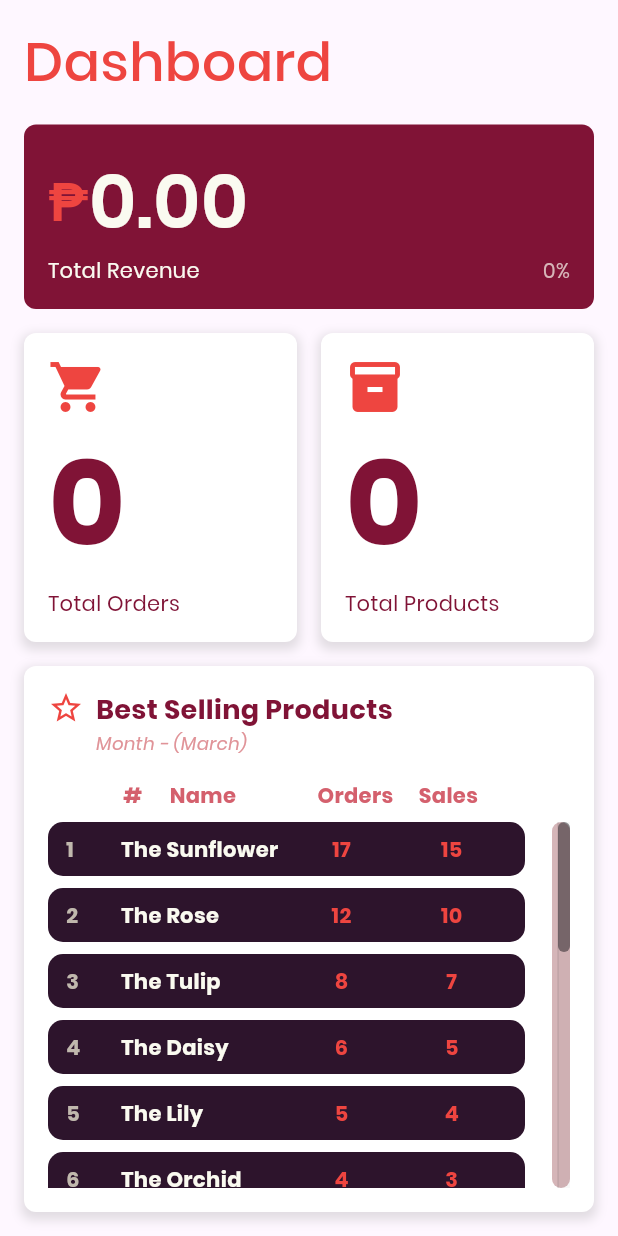
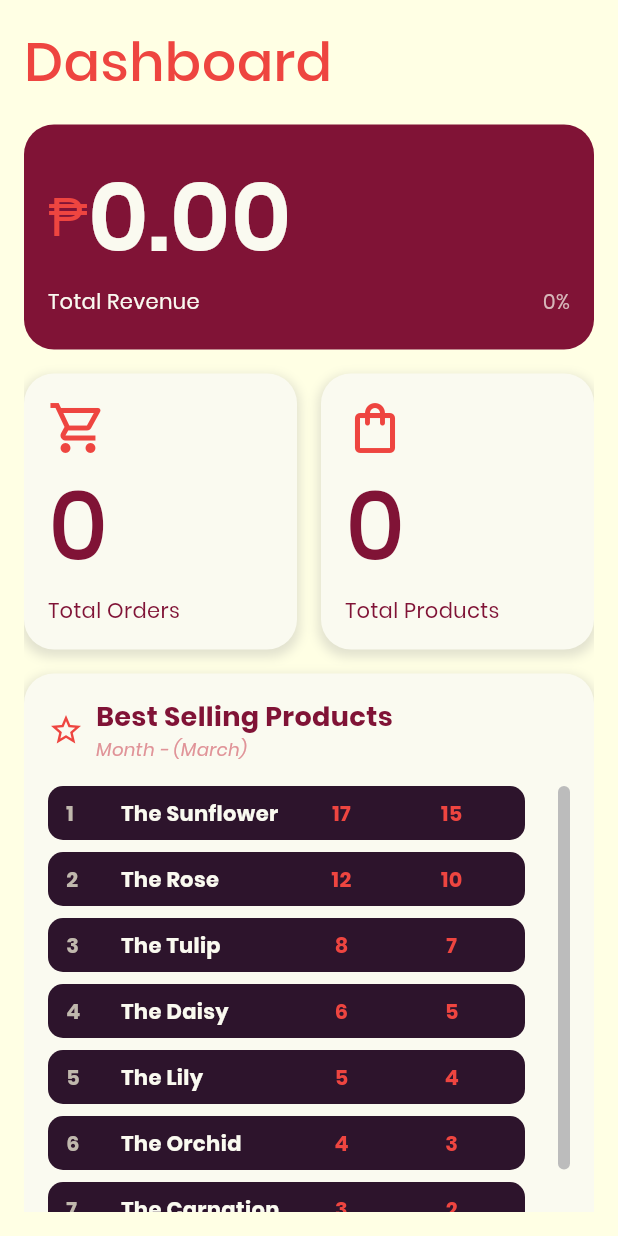
Before and after one commit to thisDain/app_veiled_frames, a Flutter app: the ArtistDashboard screen opened directly, on a phone screen of 412 x 824 dp. Run offline on Flutter 3.47's test engine with Material 3 defaults, Android fonts, the phone set to English and light mode, and no system bars; our stand-ins replace flutter_dotenv, flutter_secure_storage, logger, supabase_flutter; accounts and stored records are empty.

Commit message:
emp_dashboard

```diff
--- a/lib/features/employee/views/employee_dashboard.dart
+++ b/lib/features/employee/views/employee_dashboard.dart
@@ -13,14 +13,15 @@ class _ArtistDashboardState extends State<ArtistDashboard> {
   String revenueChange = '0%';
   int totalOrders = 0;
   int totalProducts = 0;
-  final ScrollController _scrollController =
-      ScrollController(); // Create controller
+  final ScrollController _scrollController = ScrollController();
 
   @override
   Widget build(BuildContext context) {
     return Scaffold(
+      backgroundColor: AppColors.white,
       body: Padding(
         padding: const EdgeInsets.all(16.0),
+        child: SingleChildScrollView(
           child: Column(
             crossAxisAlignment: CrossAxisAlignment.start,
             children: [
@@ -37,125 +38,15 @@ class _ArtistDashboardState extends State<ArtistDashboard> {
               SizedBox(height: 16),
               _ordersAndProductsRow(totalOrders, totalProducts),
               SizedBox(height: 16),
-            Expanded(child: _bestSellingProductsCard()),
+              _bestSellingProductsCard(), // Removed Expanded here
             ],
+          ),
         ),
       ),
     );
   }
 
-  Widget _revenueCard(String totalRevenue, String revenueChange) {
-    return Container(
-      padding: EdgeInsets.all(16),
-      decoration: BoxDecoration(
-        color: Color(0xFF801336),
-        borderRadius: BorderRadius.circular(8),
-      ),
-      child: Column(
-        crossAxisAlignment: CrossAxisAlignment.start,
-        children: [
-          Row(
-            children: [
-              Text(
-                '₱',
-                style: TextStyle(
-                  fontWeight: FontWeight.w600,
-                  fontSize: 36,
-                  color: Color(0xFFEE4540),
-                ),
-              ),
-              Text(
-                totalRevenue,
-                style: TextStyle(
-                  fontSize: 50,
-                  fontWeight: FontWeight.w600,
-                  color: Color(0xFFFAFAF0),
-                ),
-              ),
-            ],
-          ),
-          Row(
-            mainAxisAlignment: MainAxisAlignment.spaceBetween,
-            children: [
-              Text(
-                'Total Revenue',
-                style: TextStyle(
-                  color: Color(0xFFFAFAF0),
-                  fontWeight: FontWeight.w400,
-                ),
-              ),
-              Text(revenueChange, style: TextStyle(color: Color(0xFFD6B5B8))),
-            ],
-          ),
-        ],
-      ),
-    );
-  }
-
-  Widget _ordersAndProductsRow(totalOrders, totalProducts) {
-    return Row(
-      children: [
-        Expanded(
-          child: _infoCard('Total Orders', '$totalOrders', Icons.shopping_cart),
-        ),
-        SizedBox(width: 16),
-        Expanded(
-          child: _infoCard(
-            'Total Products',
-            '$totalProducts',
-            Icons.inventory_2,
-          ),
-        ),
-      ],
-    );
-  }
-
-  Widget _infoCard(String title, String value, IconData icon) {
-    return Container(
-      padding: EdgeInsets.all(16),
-      decoration: BoxDecoration(
-        color: Colors.white,
-        borderRadius: BorderRadius.circular(8),
-        boxShadow: [
-          BoxShadow(
-            color: Colors.grey.withOpacity(0.3),
-            spreadRadius: 2,
-            blurRadius: 5,
-            offset: Offset(0, 3),
-          ),
-        ],
-      ),
-      child: Column(
-        crossAxisAlignment: CrossAxisAlignment.start,
-        children: [
-          // Icon
-          Align(
-            alignment: Alignment.centerLeft,
-            child: Icon(icon, size: 40, color: Color(0xFFEE4540)),
-          ),
-          Align(
-            alignment: Alignment.centerLeft,
-            child: Text(
-              value,
-              style: TextStyle(
-                fontSize: 80,
-                fontWeight: FontWeight.bold,
-                color: Color(0xFF801336),
-              ),
-            ),
-          ),
-          // Title (e.g., "Total Orders")
-          Align(
-            alignment: Alignment.centerLeft,
-            child: Text(title, style: TextStyle(color: Color(0xFF801336))),
-          ),
-        ],
-      ),
-    );
-  }
-
   Widget _bestSellingProductsCard() {
-    // Example data for the product rows
     final List<Map<String, String>> products = [
       {'name': 'The Sunflower', 'orders': '17', 'sales': '15'},
       {'name': 'The Rose', 'orders': '12', 'sales': '10'},
@@ -165,20 +56,13 @@ class _ArtistDashboardState extends State<ArtistDashboard> {
       {'name': 'The Orchid', 'orders': '4', 'sales': '3'},
       {'name': 'The Carnation', 'orders': '3', 'sales': '2'},
       {'name': 'The Iris', 'orders': '2', 'sales': '1'},
-      {'name': 'The Peony', 'orders': '1', 'sales': '1'},
-      {'name': 'The Hydrangea', 'orders': '1', 'sales': '1'},
-      {'name': 'The Lavender', 'orders': '1', 'sales': '1'},
-      {'name': 'The Marigold', 'orders': '1', 'sales': '1'},
-      {'name': 'The Poppy', 'orders': '1', 'sales': '1'},
-      {'name': 'The Snapdragon', 'orders': '1', 'sales': '1'},
-      {'name': 'The Zinnia', 'orders': '1', 'sales': '1'},
     ];
 
     return Container(
       padding: EdgeInsets.all(16),
       decoration: BoxDecoration(
-        color: Colors.white,
-        borderRadius: BorderRadius.circular(8),
+        color: AppColors.whiteShade,
+        borderRadius: BorderRadius.circular(20),
         boxShadow: [
           BoxShadow(
             color: Colors.grey.withOpacity(0.3),
@@ -192,7 +76,6 @@ class _ArtistDashboardState extends State<ArtistDashboard> {
         crossAxisAlignment: CrossAxisAlignment.start,
         children: [
           Row(
-            crossAxisAlignment: CrossAxisAlignment.start,
             children: [
               Icon(Icons.star_border, color: Color(0xFFEE4540)),
               SizedBox(width: 8),
@@ -205,17 +88,14 @@ class _ArtistDashboardState extends State<ArtistDashboard> {
                       fontSize: 18,
                       fontWeight: FontWeight.bold,
                       color: Color(0xFF801336),
-                      fontFamily: 'Poppins',
                     ),
                   ),
-                  SizedBox(height: 1),
                   Text(
                     'Month - (March)',
                     style: TextStyle(
                       fontWeight: FontWeight.w400,
                       fontSize: 12,
                       color: Color(0xFFE09398),
-                      fontFamily: 'Poppins',
                       fontStyle: FontStyle.italic,
                     ),
                   ),
@@ -224,105 +104,17 @@ class _ArtistDashboardState extends State<ArtistDashboard> {
             ],
           ),
           SizedBox(height: 16),
-          Padding(
-            padding: const EdgeInsets.symmetric(horizontal: 50.0),
-            child: Row(
-              children: [
-                Expanded(
-                  flex: 1,
-                  child: Text(
-                    '#',
-                    style: TextStyle(
-                      fontWeight: FontWeight.w700,
-                      color: Color(0xFFD4606D),
-                      fontFamily: 'Poppins',
-                    ),
-                    textAlign: TextAlign.start,
-                  ),
-                ),
-                Expanded(
-                  flex: 3,
-                  child: Text(
-                    'Name',
-                    style: TextStyle(
-                      fontWeight: FontWeight.w700,
-                      color: Color(0xFFD4606D),
-                      fontFamily: 'Poppins',
-                    ),
-                    textAlign: TextAlign.start,
-                  ),
-                ),
-                Expanded(
-                  flex: 2,
-                  child: Text(
-                    'Orders',
-                    style: TextStyle(
-                      fontWeight: FontWeight.w700,
-                      color: Color(0xFFD4606D),
-                      fontFamily: 'Poppins',
-                    ),
-                    textAlign: TextAlign.center,
-                  ),
-                ),
-                Expanded(
-                  flex: 2,
-                  child: Text(
-                    'Sales',
-                    style: TextStyle(
-                      fontWeight: FontWeight.w700,
-                      color: Color(0xFFD4606D),
-                      fontFamily: 'Poppins',
-                    ),
-                    textAlign: TextAlign.center,
-                  ),
-                ),
-              ],
-            ),
-          ),
-          SizedBox(height: 8),
-          // Use ListView for the product rows
-          Expanded(
-            child: Stack(
-              children: [
-                Positioned.fill(
-                  child: Align(
-                    alignment: Alignment.centerRight,
-                    child: Container(
-                      width: 12, // Width of the scrollbar background
-                      decoration: BoxDecoration(
-                        color:
-                            AppColors.rosewoodMauve, // Track background color
-                        borderRadius: BorderRadius.circular(
-                          6,
-                        ), // Adjust for rounded edges
-                      ),
-                    ),
-                  ),
-                ),
-                Scrollbar(
-                  thickness: 8, // Scrollbar thickness
-                  radius: const Radius.circular(10), // Rounded corners
-                  thumbVisibility: true, // Always visible
-                  interactive: true, // Draggable
-                  trackVisibility: true,
-                  scrollbarOrientation: ScrollbarOrientation.right,
+
+          // Scrollable ListView inside a SizedBox
+          SizedBox(
+            height: 300, // Set a fixed height
+            child: Scrollbar(
+              thickness: 8,
+              radius: const Radius.circular(10),
+              thumbVisibility: true,
               controller: _scrollController,
-                  child: Theme(
-                    data: ThemeData(
-                      scrollbarTheme: ScrollbarThemeData(
-                        thumbColor: WidgetStateProperty.all(
-                          AppColors.dustyBlush,
-                        ), // Change color here
-                        trackColor: WidgetStateProperty.all(
-                          AppColors.dustyBlush,
-                        ), // Track color
-                        trackVisibility: WidgetStateProperty.all(true),
-                      ),
-                    ),
               child: ListView.builder(
                 controller: _scrollController,
-                      shrinkWrap: true,
-                      physics: ClampingScrollPhysics(),
                 itemCount: products.length,
                 itemBuilder: (context, index) {
                   final product = products[index];
@@ -349,7 +141,6 @@ class _ArtistDashboardState extends State<ArtistDashboard> {
                               style: TextStyle(
                                 fontWeight: FontWeight.w700,
                                 color: Color(0xFFC0B8AD),
-                                      fontFamily: 'Poppins',
                               ),
                               textAlign: TextAlign.start,
                             ),
@@ -360,8 +151,7 @@ class _ArtistDashboardState extends State<ArtistDashboard> {
                               product['name']!,
                               style: TextStyle(
                                 fontWeight: FontWeight.bold,
-                                      color: Color(0xFFFAFAF0),
-                                      fontFamily: 'Poppins',
+                                color: AppColors.whiteShade,
                               ),
                               textAlign: TextAlign.start,
                             ),
@@ -373,7 +163,6 @@ class _ArtistDashboardState extends State<ArtistDashboard> {
                               style: TextStyle(
                                 fontWeight: FontWeight.w700,
                                 color: Color(0xFFEE4540),
-                                      fontFamily: 'Poppins',
                               ),
                               textAlign: TextAlign.center,
                             ),
@@ -385,7 +174,6 @@ class _ArtistDashboardState extends State<ArtistDashboard> {
                               style: TextStyle(
                                 fontWeight: FontWeight.w700,
                                 color: Color(0xFFEE4540),
-                                      fontFamily: 'Poppins',
                               ),
                               textAlign: TextAlign.center,
                             ),
@@ -400,6 +188,118 @@ class _ArtistDashboardState extends State<ArtistDashboard> {
           ),
         ],
       ),
+    );
+  }
+
+  Widget _revenueCard(String totalRevenue, String revenueChange) {
+    return Container(
+      height: 150,
+      padding: EdgeInsets.all(16),
+      decoration: BoxDecoration(
+        color: AppColors.plumRed,
+        borderRadius: BorderRadius.circular(20),
+      ),
+      child: Column(
+        crossAxisAlignment: CrossAxisAlignment.start,
+        children: [
+          Row(
+            children: [
+              Text(
+                '₱',
+                style: TextStyle(
+                  fontWeight: FontWeight.w400,
+                  fontSize: 36,
+                  color: Color(0xFFEE4540),
+                ),
+              ),
+              Text(
+                totalRevenue,
+                style: TextStyle(
+                  fontSize: 64,
+                  fontWeight: FontWeight.w600,
+                  color: AppColors.whiteShade,
+                ),
+              ),
+            ],
+          ),
+          Row(
+            mainAxisAlignment: MainAxisAlignment.spaceBetween,
+            children: [
+              Text(
+                'Total Revenue',
+                style: TextStyle(
+                  color: AppColors.whiteShade,
+                  fontWeight: FontWeight.w400,
+                ),
+              ),
+              Text(revenueChange, style: TextStyle(color: Color(0xFFD6B5B8))),
+            ],
+          ),
+        ],
+      ),
+    );
+  }
+
+  Widget _ordersAndProductsRow(totalOrders, totalProducts) {
+    return Row(
+      children: [
+        Expanded(
+          child: _infoCard(
+            'Total Orders',
+            '$totalOrders',
+            Icons.shopping_cart_outlined,
+          ),
+        ),
+        SizedBox(width: 16),
+        Expanded(
+          child: _infoCard(
+            'Total Products',
+            '$totalProducts',
+            Icons.shopping_bag_outlined,
+          ),
+        ),
+      ],
+    );
+  }
+
+  Widget _infoCard(String title, String value, IconData icon) {
+    return Container(
+      padding: EdgeInsets.all(16),
+      decoration: BoxDecoration(
+        color: AppColors.whiteShade,
+        borderRadius: BorderRadius.circular(20),
+        boxShadow: [
+          BoxShadow(
+            color: Colors.grey.withOpacity(0.3),
+            spreadRadius: 2,
+            blurRadius: 5,
+            offset: Offset(0, 3),
+          ),
+        ],
+      ),
+      child: Column(
+        crossAxisAlignment: CrossAxisAlignment.start,
+        children: [
+          // Icon
+          Align(
+            alignment: Alignment.centerLeft,
+            child: Icon(icon, size: 40, color: Color(0xFFEE4540)),
+          ),
+          Align(
+            alignment: Alignment.centerLeft,
+            child: Text(
+              value,
+              style: TextStyle(
+                fontSize: 64,
+                fontWeight: FontWeight.w500,
+                color: AppColors.plumRed,
+              ),
+            ),
+          ),
+          // Title (e.g., "Total Orders")
+          Align(
+            alignment: Alignment.centerLeft,
+            child: Text(title, style: TextStyle(color: Color(0xFF801336))),
           ),
         ],
       ),
```
Lines whose indentation alone changed are shown as unchanged.
